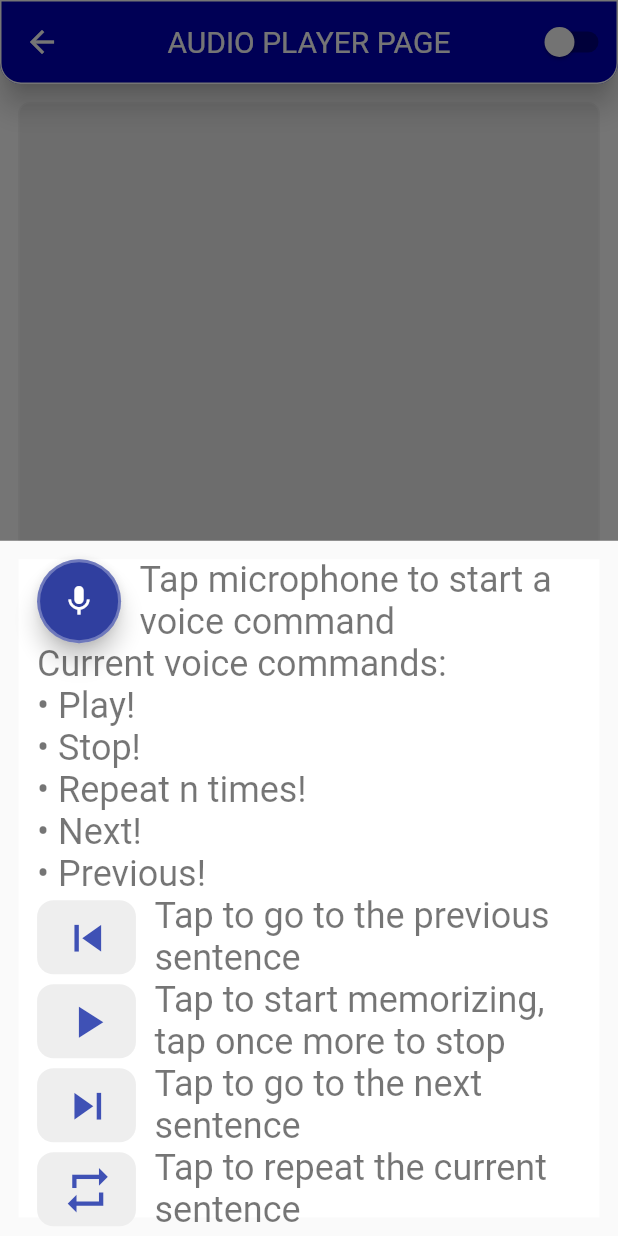
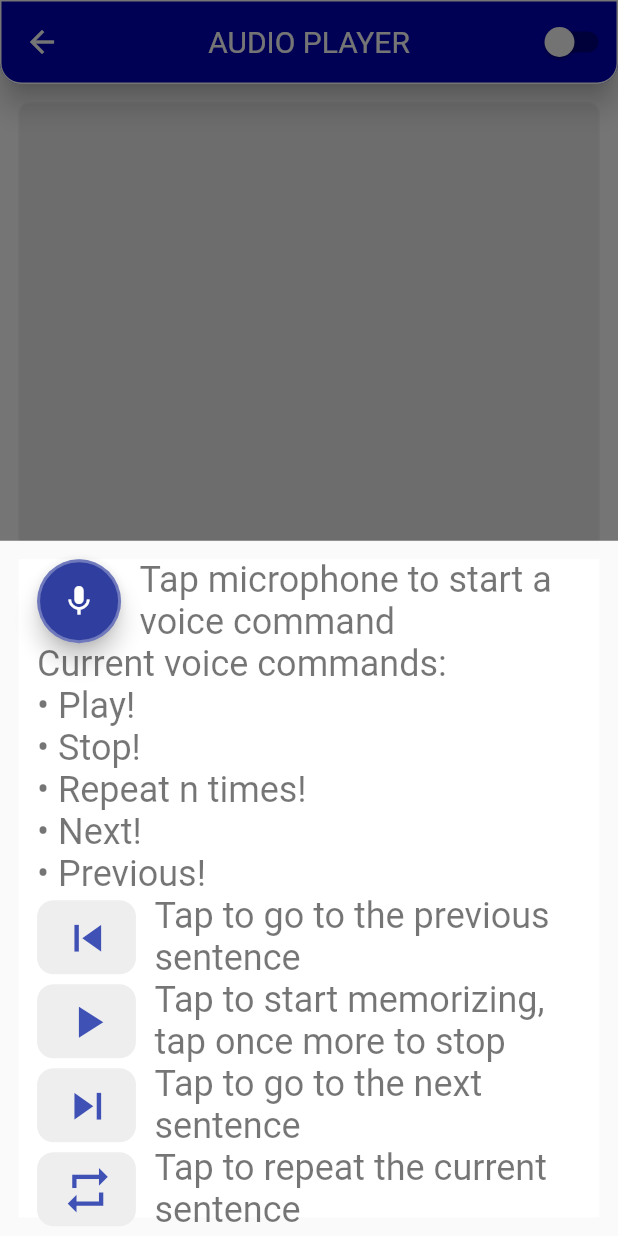
Before and after one commit to InnoSWP/memorizer, a Flutter app: the AudioPage screen opened directly with empty values, after a tap on the "mic none" icon, after a tap on the "info outline" icon, on a phone screen of 412 x 824 dp. Run offline on Flutter 3.47's test engine with Material 2 defaults, Android fonts, the phone set to English and light mode, and no system bars; drawn by our look-alikes of scrollable_positioned_list; our stand-ins replace file_picker, flutter_tts, sizer, speech_to_text; missing offline and left inert: pdf_text.

```diff
--- a/lib/pages/audio_page.dart
+++ b/lib/pages/audio_page.dart
@@ -1,10 +1,7 @@
-import 'dart:ffi';
-
 import 'package:flutter/material.dart';
 import 'package:memorizer/pages/info_page.dart';
 import 'package:memorizer/services/stt_service.dart';
 import 'package:memorizer/services/tts_service.dart';
-import 'package:memorizer/settings/constants.dart' as clr;
 import 'package:memorizer/widgets/buttons.dart';
 import 'package:memorizer/widgets/my_app_bar.dart';
 import 'package:scrollable_positioned_list/scrollable_positioned_list.dart';
@@ -26,7 +23,6 @@ class _AudioPageState extends State<AudioPage> {
   int _currentSentenceIndex = 0;
 
   // Audio player vars
-  bool _isLooping = false;
   IconData playBtnIcon = Icons.play_arrow;
   late SttService sst;
   late TtsService tts;
@@ -162,8 +158,6 @@ class _AudioPageState extends State<AudioPage> {
     });
   }
 
-  void _speedDownOnPressed() {}
-
   void _skipPreviousOnPressed() async {
     checkRepetitionsOption();
 
@@ -189,8 +183,6 @@ class _AudioPageState extends State<AudioPage> {
 
     setState(() {});
   }
-
-  void _speedUpOnPressed() {}
 
   void _repeatOnPressed() {
     if (chosenRepeatNumber != 0) {
@@ -292,8 +284,7 @@ class _AudioPageState extends State<AudioPage> {
     return SafeArea(
       child: Scaffold(
         resizeToAvoidBottomInset: false,
-        appBar:
-            MyAppBar(context: context, input: "AUDIO PLAYER PAGE", actions: [])
+        appBar: MyAppBar(context: context, input: "AUDIO PLAYER", actions: [])
             .get(),
         body: Column(
           children: [
@@ -302,8 +293,8 @@ class _AudioPageState extends State<AudioPage> {
                 child: Padding(
                   padding: const EdgeInsets.all(12),
                   child: Container(
-                    padding: const EdgeInsets.symmetric(
-                        horizontal: 14, vertical: 10),
+                    padding:
+                        const EdgeInsets.symmetric(horizontal: 2, vertical: 10),
                     decoration: BoxDecoration(
                       color: Theme.of(context).colorScheme.secondary,
                       borderRadius: BorderRadius.circular(8),
@@ -329,6 +320,8 @@ class _AudioPageState extends State<AudioPage> {
                 )),
             Expanded(
               flex: 2,
+              child: Padding(
+                padding: const EdgeInsets.all(12),
                 child: Stack(
                   alignment: Alignment.center,
                   children: [
@@ -353,8 +346,8 @@ class _AudioPageState extends State<AudioPage> {
                           onPressed: () => setState(() {
                             sst.listen();
                           }),
-                        child:
-                            Icon(sst.isListening ? Icons.mic : Icons.mic_none),
+                          child: Icon(
+                              sst.isListening ? Icons.mic : Icons.mic_none),
                         ),
                       ),
                     ),
@@ -377,6 +370,7 @@ class _AudioPageState extends State<AudioPage> {
                       ),
                     ),
                   ],
+                ),
               ),
             ),
             Expanded(
```
Also changed, not shown: lib/pages/input_page.dart (+5 -5 lines). Lines whose indentation alone changed are shown as unchanged.
